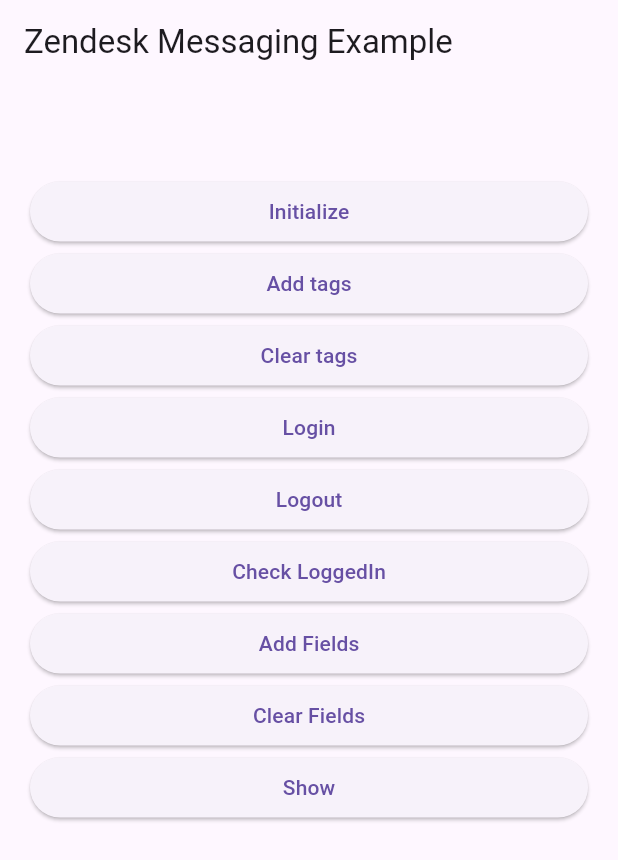
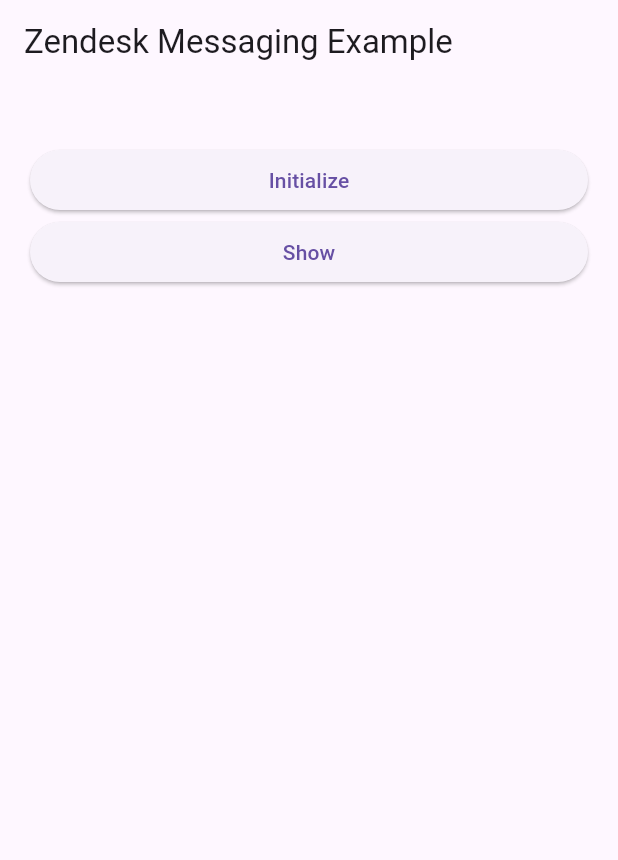
Before and after one commit to edritech93/example-zendesk-sdk, a Flutter app: the screen it shows after launch, on a phone screen of 412 x 824 dp. Shown: the top 860 px of the screen. Run offline on Flutter 3.47's test engine with Material 3 defaults, Android fonts, the phone set to English and light mode, and no system bars; our stand-ins replace flutter_dotenv; missing offline and left inert: zendesk_messaging.

Commit message:
comment some code

```diff
--- a/lib/main.dart
+++ b/lib/main.dart
@@ -51,7 +51,6 @@
             padding: const EdgeInsets.all(20),
             child: ListView(
               children: [
-                Text(message),
                 const SizedBox(
                   height: 20,
                 ),
@@ -63,49 +62,50 @@
                   ),
                   child: const Text("Initialize"),
                 ),
-                if (isLogin) ...[
-                  ElevatedButton(
-                    onPressed: () => ZendeskMessaging.show(),
-                    child: const Text("Show messaging"),
-                  ),
-                  ElevatedButton(
-                    onPressed: () => _getUnreadMessageCount(),
-                    child:
-                        Text('Get unread message count - $unreadMessageCount'),
-                  ),
-                ],
-                ElevatedButton(
-                  onPressed: () => _setTags(),
-                  child: const Text("Add tags"),
-                ),
-                ElevatedButton(
-                  onPressed: () => _clearTags(),
-                  child: const Text("Clear tags"),
-                ),
-                ElevatedButton(
-                  onPressed: () => _login(),
-                  child: const Text("Login"),
-                ),
-                ElevatedButton(
-                  onPressed: () => _logout(),
-                  child: const Text("Logout"),
-                ),
-                ElevatedButton(
-                  onPressed: () => _checkUserLoggedIn(),
-                  child: const Text("Check LoggedIn"),
-                ),
-                ElevatedButton(
-                  onPressed: () => _setFields(),
-                  child: const Text("Add Fields"),
-                ),
-                ElevatedButton(
-                  onPressed: () => _clearFields(),
-                  child: const Text("Clear Fields"),
-                ),
+                // if (isLogin) ...[
+                //   ElevatedButton(
+                //     onPressed: () => ZendeskMessaging.show(),
+                //     child: const Text("Show messaging"),
+                //   ),
+                //   ElevatedButton(
+                //     onPressed: () => _getUnreadMessageCount(),
+                //     child:
+                //         Text('Get unread message count - $unreadMessageCount'),
+                //   ),
+                // ],
+                // ElevatedButton(
+                //   onPressed: () => _setTags(),
+                //   child: const Text("Add tags"),
+                // ),
+                // ElevatedButton(
+                //   onPressed: () => _clearTags(),
+                //   child: const Text("Clear tags"),
+                // ),
+                // ElevatedButton(
+                //   onPressed: () => _login(),
+                //   child: const Text("Login"),
+                // ),
+                // ElevatedButton(
+                //   onPressed: () => _logout(),
+                //   child: const Text("Logout"),
+                // ),
+                // ElevatedButton(
+                //   onPressed: () => _checkUserLoggedIn(),
+                //   child: const Text("Check LoggedIn"),
+                // ),
+                // ElevatedButton(
+                //   onPressed: () => _setFields(),
+                //   child: const Text("Add Fields"),
+                // ),
+                // ElevatedButton(
+                //   onPressed: () => _clearFields(),
+                //   child: const Text("Clear Fields"),
+                // ),
                 ElevatedButton(
                   onPressed: () => _show(),
                   child: const Text("Show"),
                 ),
+                Text(message),
               ],
             ),
           ),
```
